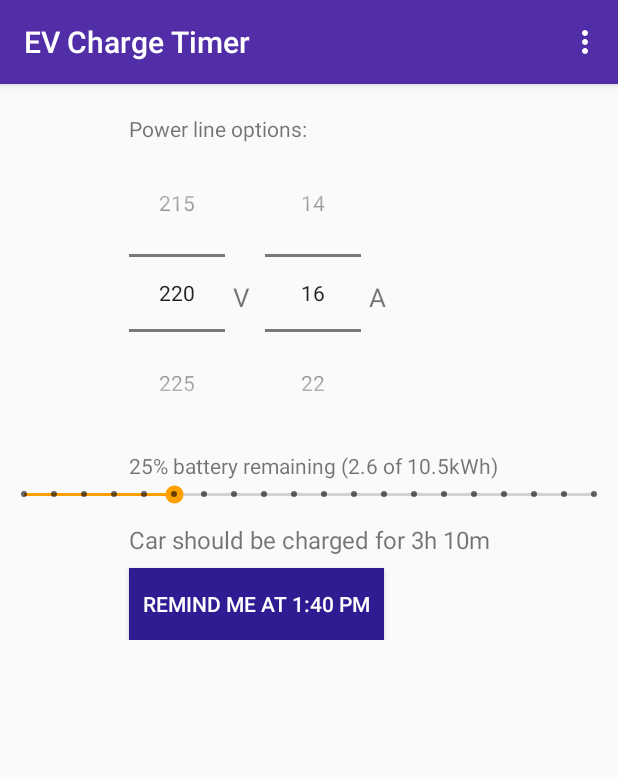
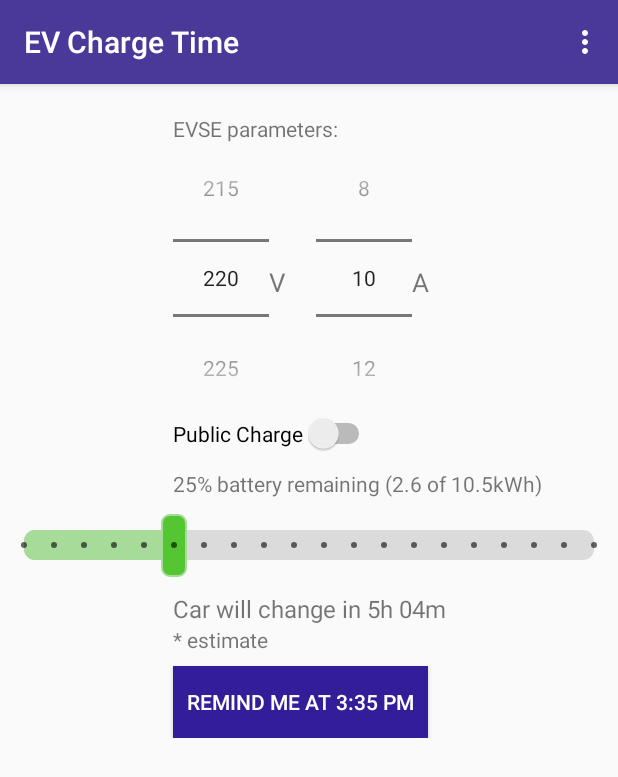
Before and after one commit to SergiiGalai/EVChargeHelper, an Android app: the MainActivity screen opened directly, with no data from a screen before it, on a phone screen of 412 x 824 dp. Shown: the top 777 px of the screen. Run offline under Robolectric (Android 15) with nearby library versions, the phone set to English and light mode, and no system bars.

Commit message:
added fast charge switch and double-side seekbar (#12)
* [UI-2] customized seekbar

* [UI-2] do not set focus to number picker

* [UI-2] ui changes

* [UI-3] made seekbar green with gradient

* [UI-3] updated tools.build.gradle

* [UI-3] extracted color to colors

* [UI-3] set seekbar colors to blue

* [UI-3] fixed a couple of translations

* [UI-3] updated build version

* [UI-3] disable soft keyboard

* [UI-3] set progress height less than thumb on seekbar

* [BUG-1] shortened title

* [UI-3] rolled back to green color seekbar

* [UI-3] fixed title Console warnings

* [CHT-22] created switch to shown fast/slow charge

* [CHT-22] set seekbar color aligned with other components

* [CHT-22] translations

```diff
--- a/app/build.gradle
+++ b/app/build.gradle
@@ -29,8 +29,8 @@ android {
     }
     flavorDimensions "default"
     defaultConfig {
-        versionCode 25
-        versionName "0.51"
+        versionCode 30
+        versionName "0.53"
         applicationId "com.chebuso.chargetimer"
         minSdkVersion 21
         targetSdkVersion 28
@@ -46,7 +46,7 @@ android {
 repositories { jcenter() }
 
 dependencies {
-    testImplementation 'org.mockito:mockito-core:2.23.4'
+    testImplementation 'org.mockito:mockito-core:2.24.5'
     implementation fileTree(include: ['*.jar'], dir: 'libs')
     implementation 'com.android.support:appcompat-v7:28.0.0'
     implementation 'com.android.support.constraint:constraint-layout:1.1.3'
--- a/app/src/main/java/com/chebuso/chargetimer/MainActivity.java
+++ b/app/src/main/java/com/chebuso/chargetimer/MainActivity.java
@@ -11,8 +11,10 @@ import android.view.Menu;
 import android.view.MenuItem;
 import android.view.View;
 import android.widget.Button;
+import android.widget.CompoundButton;
 import android.widget.NumberPicker;
 import android.widget.SeekBar;
+import android.widget.Switch;
 import android.widget.TextView;
 import android.widget.Toast;
 
@@ -43,6 +45,7 @@ public class MainActivity extends BaseActivity
     private final static String TAG = "MainActivity";
     private final static int SETTINGS_REQUEST_CODE = 9000;
 
+    private Switch isFastChargeSwitch;
     private SeekBar remainingEnergySeekBar;
     private TextView remainingEnergyTitle;
     private StepNumberPicker amperagePicker;
@@ -61,21 +64,30 @@ public class MainActivity extends BaseActivity
         scheduler = Factory.createScheduler(this);
         calendarRepository = new CalendarRepository(this);
 
+        isFastChargeSwitch = findViewById(R.id.isFastChargeSwitch);
         remainingEnergySeekBar = findViewById(R.id.remainingEnergySeekBar);
         remainingEnergyTitle = findViewById(R.id.remainingEnergyTitle);
         chargedInTitle = findViewById(R.id.chargedInTitle);
         remindButton = findViewById(R.id.remindButton);
         showCalendarsButton = findViewById(R.id.showCalendarsButton);
 
-        int defaultAmperage = settingsProvider.getDefaultAmperage();
         amperagePicker = new StepNumberPicker(this, R.id.amperageValue);
+        voltagePicker = new StepNumberPicker(this, R.id.voltageValue);
+        setAmperageAndVoltageValues();
+    }
+
+    private void setAmperageAndVoltageValues(){
+        Log.d(TAG, "updateControls");
+        boolean publicCharge = isFastChargeSwitch.isChecked();
+
+        int defaultVoltage = publicCharge ? settingsProvider.getDefaultPublicVoltage() : settingsProvider.getDefaultHomeVoltage();
+        int defaultAmperage = publicCharge ? settingsProvider.getDefaultPublicAmperage() : settingsProvider.getDefaultHomeAmperage();
+
+        voltagePicker.setValues(ChargeValuesProvider.getAllowedVoltage(defaultVoltage));
+        voltagePicker.setValue(String.valueOf(defaultVoltage));
+
         amperagePicker.setValues(ChargeValuesProvider.getAllowedAmperage(defaultAmperage));
         amperagePicker.setValue(String.valueOf(defaultAmperage));
-
-        int defaultVoltage = settingsProvider.getDefaultVoltage();
-        voltagePicker = new StepNumberPicker(this, R.id.voltageValue);
-        voltagePicker.setValues(ChargeValuesProvider.getAllowedVoltage(defaultVoltage));
-        voltagePicker.setValue(String.valueOf(defaultVoltage));
     }
 
     @Override
@@ -137,6 +149,7 @@ public class MainActivity extends BaseActivity
     }
 
     private class ViewModel{
+        private boolean isFastCharge;
         private String remainingEnergyText;
         private String chargedInText;
         private String remindButtonText;
@@ -154,6 +167,7 @@ public class MainActivity extends BaseActivity
 
         void refresh() {
             Log.d(TAG, "ViewModel.refresh");
+            isFastCharge = isFastChargeSwitch.isChecked();
             powerLine.Amperage = Integer.valueOf(amperagePicker.getValue());
             powerLine.Voltage = Integer.valueOf(voltagePicker.getValue());
             battery.UsableCapacityKWh = settingsProvider.getBatteryCapacity();
@@ -205,6 +219,15 @@ public class MainActivity extends BaseActivity
 
         voltagePicker.setOnValueChangedListener(textWatcher);
         amperagePicker.setOnValueChangedListener(textWatcher);
+
+        isFastChargeSwitch.setOnCheckedChangeListener(new CompoundButton.OnCheckedChangeListener() {
+            @Override
+            public void onCheckedChanged(CompoundButton buttonView, boolean isChecked) {
+                Log.d(TAG, "isFastChargeSwitch.onCheckedChanged");
+                setAmperageAndVoltageValues();
+                updateControls();
+            }
+        });
 
         remainingEnergySeekBar.setOnSeekBarChangeListener(new SeekBar.OnSeekBarChangeListener()
         {
--- a/app/src/main/java/com/chebuso/chargetimer/SettingsActivity.java
+++ b/app/src/main/java/com/chebuso/chargetimer/SettingsActivity.java
@@ -116,6 +116,8 @@ public class SettingsActivity extends AppCompatPreferenceActivity
                     findPreference("battery_capacity"),
                     findPreference("default_voltage"),
                     findPreference("default_amperage"),
+                    findPreference("default_public_voltage"),
+                    findPreference("default_public_amperage"),
             }) {
                 PreferenceHelper.setChangeListenerAndTriggerChange(preference, listSummaryToValueListener);
             }
--- a/app/src/main/java/com/chebuso/chargetimer/settings/ISettingsReader.java
+++ b/app/src/main/java/com/chebuso/chargetimer/settings/ISettingsReader.java
@@ -4,20 +4,18 @@ public interface ISettingsReader {
     boolean firstApplicationRun();
 
     boolean applicationNotificationsAllowed();
-
     boolean calendarBasicNotificationsAllowed();
-
     boolean calendarAdvancedNotificationsAllowed();
 
     double getBatteryCapacity();
-
     int getChargingLossPct();
 
-    int getDefaultAmperage();
+    int getDefaultHomeVoltage();
+    int getDefaultHomeAmperage();
 
-    int getDefaultVoltage();
+    int getDefaultPublicVoltage();
+    int getDefaultPublicAmperage();
 
     int getApplicationReminderMinutes();
-
     int getCalendarReminderMinutes();
 }
--- a/app/src/main/java/com/chebuso/chargetimer/settings/SharedPreferenceSettingsReader.java
+++ b/app/src/main/java/com/chebuso/chargetimer/settings/SharedPreferenceSettingsReader.java
@@ -55,15 +55,27 @@ public class SharedPreferenceSettingsReader implements ISettingsReader
     }
 
     @Override
-    public int getDefaultAmperage(){
-        return parseInteger("default_amperage",
-                context.getString(R.string.pref_default_amperage));
+    public int getDefaultHomeVoltage(){
+        return parseInteger("default_voltage",
+                context.getString(R.string.pref_default_home_voltage));
     }
 
     @Override
-    public int getDefaultVoltage(){
-        return parseInteger("default_voltage",
-                context.getString(R.string.pref_default_voltage));
+    public int getDefaultHomeAmperage(){
+        return parseInteger("default_amperage",
+                context.getString(R.string.pref_default_home_amperage));
+    }
+
+    @Override
+    public int getDefaultPublicVoltage(){
+        return parseInteger("default_public_voltage",
+                context.getString(R.string.pref_default_public_voltage));
+    }
+
+    @Override
+    public int getDefaultPublicAmperage(){
+        return parseInteger("default_public_amperage",
+                context.getString(R.string.pref_default_public_amperage));
     }
 
     @Override
--- /dev/null
+++ b/app/src/main/res/drawable/seekbar.xml
@@ -0,0 +1,21 @@
+<?xml version="1.0" encoding="utf-8"?>
+<layer-list xmlns:android="http://schemas.android.com/apk/res/android">
+    <item android:id="@android:id/background"
+        android:gravity="center_vertical|fill_horizontal">
+        <shape android:shape="rectangle">
+            <solid android:color="@color/seekbar_background" />
+            <corners android:radius="7dp"/>
+            <size android:height="20dp" />
+        </shape>
+    </item>
+    <item android:id="@android:id/progress"
+        android:gravity="center_vertical|fill_horizontal">
+        <clip>
+            <shape android:shape="rectangle">
+                <solid android:color="@color/seekbar_progress" />
+                <corners android:radius="7dp"/>
+                <size android:height="20dp" />
+            </shape>
+        </clip>
+    </item>
+</layer-list>
--- /dev/null
+++ b/app/src/main/res/drawable/seekbar_thumb.xml
@@ -0,0 +1,12 @@
+<?xml version="1.0" encoding="utf-8"?>
+<selector xmlns:android="http://schemas.android.com/apk/res/android">
+    <item>
+        <shape android:shape="rectangle">
+            <stroke android:color="@color/seekbar_progress" android:width="1dp"/>
+            <solid
+                android:color="@color/seekbar_thumb" />
+            <size android:height="42dp" android:width="17dp"/>
+            <corners android:radius="5dp"/>
+        </shape>
+    </item>
+</selector>
--- a/app/src/main/res/layout/activity_main.xml
+++ b/app/src/main/res/layout/activity_main.xml
@@ -26,9 +26,9 @@
             android:id="@+id/voltageValue"
             android:layout_width="wrap_content"
             android:layout_height="wrap_content"
-            android:layout_marginTop="10dp"
+            android:descendantFocusability="blocksDescendants"
             app:layout_constraintLeft_toLeftOf="@id/currentDescription"
-            app:layout_constraintTop_toBottomOf="@+id/currentDescription"/>
+            app:layout_constraintTop_toBottomOf="@id/currentDescription"/>
 
         <TextView
             android:id="@+id/textView4"
@@ -36,7 +36,6 @@
             android:layout_height="wrap_content"
             android:text="@string/voltage_title"
             android:labelFor="@id/voltageValue"
-            android:layout_marginStart="5dp"
             android:layout_marginBottom="75dp"
             android:textSize="17sp"
             app:layout_constraintLeft_toRightOf="@id/voltageValue"
@@ -47,7 +46,8 @@
             android:id="@+id/amperageValue"
             android:layout_width="wrap_content"
             android:layout_height="wrap_content"
-            android:layout_marginStart="10dp"
+            android:layout_marginStart="20dp"
+            android:descendantFocusability="blocksDescendants"
             app:layout_constraintLeft_toRightOf="@id/textView4"
             app:layout_constraintBottom_toBottomOf="@id/voltageValue"/>
 
@@ -57,33 +57,41 @@
             android:layout_height="wrap_content"
             android:text="@string/amperage_title"
             android:labelFor="@id/amperageValue"
-            android:layout_marginStart="5dp"
             android:textSize="17sp"
             app:layout_constraintLeft_toRightOf="@id/amperageValue"
             app:layout_constraintBaseline_toBaselineOf="@id/textView4"/>
 
+        <Switch
+            android:id="@+id/isFastChargeSwitch"
+            android:layout_width="wrap_content"
+            android:layout_height="wrap_content"
+            android:text="@string/public_charge_title"
+            app:layout_constraintLeft_toLeftOf="@id/remindButton"
+            app:layout_constraintTop_toBottomOf="@id/voltageValue"/>
 
         <TextView
             android:id="@+id/remainingEnergyTitle"
             android:layout_width="wrap_content"
             android:layout_height="20dp"
-            android:layout_marginTop="15dp"
+            android:layout_marginTop="10dp"
             android:labelFor="@id/remainingEnergySeekBar"
             android:text="@string/remaining_energy_title"
             app:layout_constraintLeft_toLeftOf="@id/remindButton"
-            app:layout_constraintTop_toBottomOf="@+id/amperageValue"/>
+            app:layout_constraintTop_toBottomOf="@id/isFastChargeSwitch"/>
 
         <SeekBar
             android:id="@+id/remainingEnergySeekBar"
             style="@style/Widget.AppCompat.SeekBar.Discrete"
             android:layout_width="fill_parent"
             android:layout_height="wrap_content"
+            android:layout_marginTop="10dp"
             android:max="19"
             android:progress="5"
+            android:thumb="@drawable/seekbar_thumb"
+            android:progressDrawable="@drawable/seekbar"
             app:layout_constraintEnd_toEndOf="parent"
             app:layout_constraintStart_toStartOf="parent"
-            app:layout_constraintTop_toBottomOf="@+id/remainingEnergyTitle"/>
-
+            app:layout_constraintTop_toBottomOf="@id/remainingEnergyTitle"/>
 
         <TextView
             android:id="@+id/chargedInTitle"
@@ -94,7 +102,16 @@
             android:layout_marginTop="10dp"
             app:layout_constraintEnd_toEndOf="parent"
             app:layout_constraintStart_toStartOf="parent"
-            app:layout_constraintTop_toBottomOf="@+id/remainingEnergySeekBar"/>
+            app:layout_constraintTop_toBottomOf="@id/remainingEnergySeekBar"/>
+
+        <TextView
+            android:id="@+id/estimateTitle"
+            android:layout_width="wrap_content"
+            android:layout_height="wrap_content"
+            android:text="@string/estimate"
+            app:layout_constraintLeft_toRightOf="parent"
+            app:layout_constraintLeft_toLeftOf="@id/chargedInTitle"
+            app:layout_constraintTop_toBottomOf="@id/chargedInTitle"/>
 
         <Button
             android:id="@+id/remindButton"
@@ -106,7 +123,7 @@
             android:background="@color/colorPrimaryDark"
             android:textColor="@color/colorText"
             app:layout_constraintLeft_toLeftOf="@id/chargedInTitle"
-            app:layout_constraintTop_toBottomOf="@id/chargedInTitle"/>
+            app:layout_constraintTop_toBottomOf="@id/estimateTitle"/>
 
         <Button
             android:id="@+id/showCalendarsButton"
@@ -115,7 +132,7 @@
             android:layout_height="wrap_content"
             android:layout_marginTop="8dp"
             android:padding="9dp"
-            android:text="Show all calendars"
+            android:text="@string/show_all_calendars"
             android:background="@color/colorSecondary"
             android:textColor="@color/colorText"
             app:layout_constraintLeft_toLeftOf="@id/remindButton"
--- a/app/src/main/res/values/colors.xml
+++ b/app/src/main/res/values/colors.xml
@@ -1,8 +1,12 @@
 <?xml version="1.0" encoding="utf-8"?>
 <resources>
     <color name="colorText">#ffffff</color>
-    <color name="colorPrimary">#512DA8</color>
-    <color name="colorPrimaryDark">#311B92</color>
-    <color name="colorAccent">#ffa000</color>
+    <color name="colorPrimary">#4B3999</color>
+    <color name="colorPrimaryDark">#331D99</color>
+    <color name="colorAccent">#57CC32</color>
     <color name="colorSecondary">#6C628F</color>
+
+    <color name="seekbar_background">#DBDBDB</color>
+    <color name="seekbar_progress">#A7DB99</color>
+    <color name="seekbar_thumb">#54C631</color>
 </resources>
--- a/app/src/main/res/values/settings.xml
+++ b/app/src/main/res/values/settings.xml
@@ -4,8 +4,10 @@
     <bool name="pref_default_allow_calendar_permission_notifications">true</bool>
     <string name="pref_default_app_notification_reminder_minutes" translatable="false">10</string>
     <string name="pref_default_calendar_permission_reminder_minutes" translatable="false">15</string>
-    <string name="pref_default_voltage" translatable="false">220</string>
-    <string name="pref_default_amperage" translatable="false">16</string>
+    <string name="pref_default_home_voltage" translatable="false">220</string>
+    <string name="pref_default_home_amperage" translatable="false">10</string>
+    <string name="pref_default_public_voltage" translatable="false">230</string>
+    <string name="pref_default_public_amperage" translatable="false">16</string>
     <string name="pref_default_battery_capacity" translatable="false">10.5</string>
     <string name="pref_default_charging_loss" translatable="false">12</string>
 
--- a/app/src/main/res/values/strings.xml
+++ b/app/src/main/res/values/strings.xml
@@ -1,5 +1,5 @@
 <resources>
-    <string name="app_name" translatable="false">EV Charge Timer</string>
+    <string name="app_name">EV Charge Time</string>
     <string name="title_activity_settings">Settings</string>
     <string name="title_activity_bugreport">Bug Report</string>
 
@@ -9,8 +9,10 @@
     <!-- Example settings for Charging -->
     <string name="pref_header_charging">Battery and charging</string>
 
-    <string name="pref_title_voltage">Default voltage in network, V</string>
-    <string name="pref_title_amperage">Default consuming amperage, A</string>
+    <string name="pref_title_home_voltage">Default voltage at home, V</string>
+    <string name="pref_title_home_amperage">Default consumption at home, A</string>
+    <string name="pref_title_public_voltage">Default voltage on public charge, V</string>
+    <string name="pref_title_public_amperage">Default consumption on public charge, A</string>
     <string name="pref_title_charge_loss">Charge loss, %</string>
     <string name="pref_title_battery_capacity">Usable battery capacity, kWh</string>
 
@@ -28,7 +30,8 @@
 Allows to create notifications in one click, change reminding time or background color.
     </string>
 
-    <string name="pref_title_reminder">Remind before, minutes</string>
+    <string name="pref_title_app_reminder">Remind in app before, minutes</string>
+    <string name="pref_title_calendar_reminder">Remind in calendar before, minutes</string>
     <string name="pref_title_reminder_validation_error">It seems too big. We don\'t allow value for reminder more than %d minutes.</string>
 
     <string name="car_charged_title">Car charged</string>
@@ -48,15 +51,19 @@ You can always change this in application settings.
     <string name="calendar_permissions_not_granted">CALENDAR permissions were NOT granted.</string>
     <string name="remind_me_button_title">Remind me at %s</string>
     <string name="remaining_energy_title">%d%% battery remaining (%.1f of %.1fkWh)</string>
-    <string name="current_description_title">Power line options:</string>
+    <string name="public_charge_title">Public Charge</string>
+    <string name="current_description_title">EVSE parameters:</string>
     <string name="amperage_title">A</string>
     <string name="voltage_title">V</string>
-    <string name="should_be_charged_in_days_title">Car should be charged for %dd %02dh %02dm</string>
-    <string name="should_be_charged_in_hours_title">Car should be charged for %dh %02dm</string>
+    <string name="should_be_charged_in_days_title">Car will change in %dd %02dh %02dm</string>
+    <string name="should_be_charged_in_hours_title">Car will change in %dh %02dm</string>
+    <string name="estimate">* estimate</string>
     <string name="event_created">Calendar event created</string>
     <string name="first_time_settings_activity_message">Before continue fill your battery capacity and usual power line settings for more precise time calculation.</string>
-    <string name="first_time_main_activity_message">This app is NOT connected to your car and cannot get its actual charging info.
-Charge time calculation is estimated.</string>
+    <string name="first_time_main_activity_message">Charge time calculation is estimated.
+This app is NOT connected to your car.</string>
     <string name="error_no_primary_calendar">Unable to get calendar using permissions. Ask for calendar permission setting turned off</string>
     <string name="error_creating_calendar_event">Unable to create calendar event. Opening default calendar</string>
+
+    <string name="show_all_calendars" translatable="false">Show all calendars</string>
 </resources>
--- a/app/src/main/res/xml/pref_notification.xml
+++ b/app/src/main/res/xml/pref_notification.xml
@@ -14,7 +14,7 @@
         android:maxLines="1"
         android:selectAllOnFocus="true"
         android:singleLine="true"
-        android:title="@string/pref_title_reminder"/>
+        android:title="@string/pref_title_app_reminder"/>
 
     <SwitchPreference
         android:defaultValue="@bool/pref_default_allow_calendar_notifications"
@@ -37,6 +37,6 @@
         android:maxLines="1"
         android:selectAllOnFocus="true"
         android:singleLine="true"
-        android:title="@string/pref_title_reminder"/>
+        android:title="@string/pref_title_calendar_reminder"/>
 
 </PreferenceScreen>
```
Also changed, not shown: app/src/main/res/xml/pref_charging.xml (+22 -4 lines), 2 other files.
